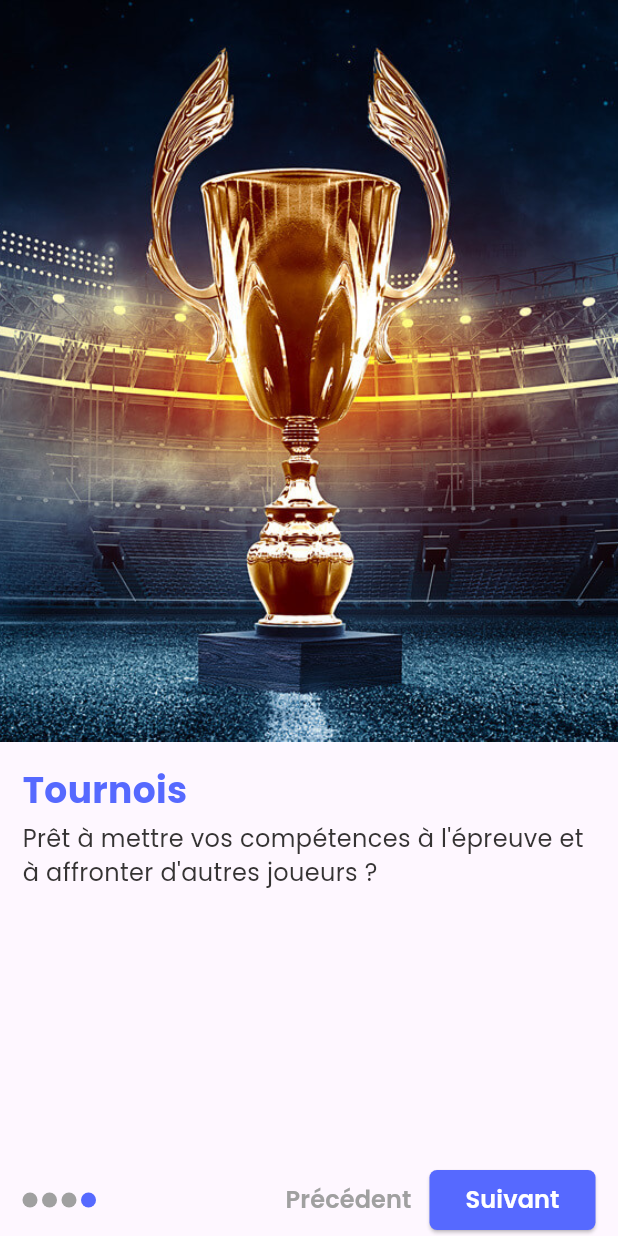
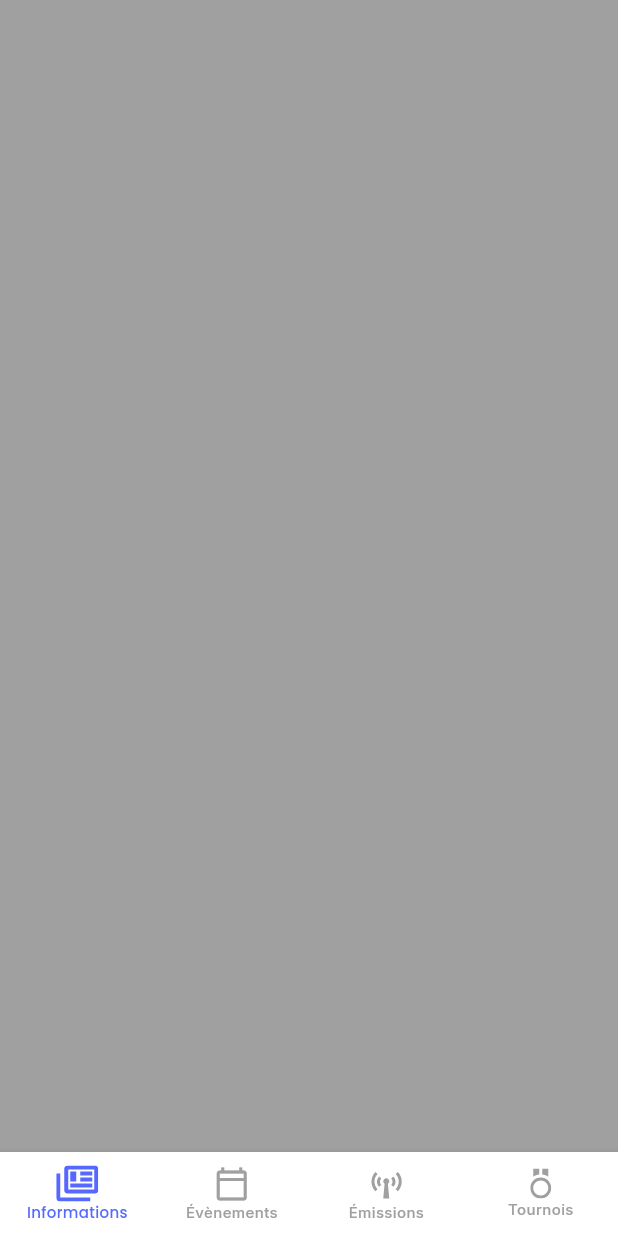
Before and after one commit to Dr-nzam/ESSTIC-CONNECT, a Flutter app: the Etape4 screen opened by its route, after a tap on "Suivant", on a phone screen of 412 x 824 dp. Run offline on Flutter 3.47's test engine with Material 3 defaults, Android fonts, the phone set to English and light mode, and no system bars; our stand-ins replace flutter_svg, get, google_fonts.

Commit message:
mise en place du core principale de l'application

```diff
--- a/esstic_connect/lib/route/app_page.dart
+++ b/esstic_connect/lib/route/app_page.dart
@@ -1,5 +1,6 @@
 import 'package:esstic_connect/binding/splash_binding.dart';
 import 'package:esstic_connect/route/app_route.dart';
+import 'package:esstic_connect/screen/core.dart';
 import 'package:esstic_connect/screen/splash/etape1.dart';
 import 'package:esstic_connect/screen/splash/etape2.dart';
 import 'package:esstic_connect/screen/splash/etape3.dart';
@@ -15,5 +16,7 @@ class AppPage {
     GetPage(name: AppRoute.etape2, page: () => Etape2()),
     GetPage(name: AppRoute.etape3, page: () => Etape3()),
     GetPage(name: AppRoute.etape4, page: () => Etape4()),
+
+    GetPage(name: AppRoute.core, page: () => Core()),
   ];
 }
--- a/esstic_connect/lib/route/app_route.dart
+++ b/esstic_connect/lib/route/app_route.dart
@@ -6,4 +6,10 @@ class AppRoute{
   static const etape2 = '/etape2';
   static const etape3 = '/etape3';
   static const etape4 = '/etape4';
+
+  static const core = '/core';
+  static const information = '/information';
+  static const evenement = '/evenement';
+  static const emission = '/emission';
+  static const tournoi = '/tournoi';
 }
--- /dev/null
+++ b/esstic_connect/lib/screen/core.dart
@@ -0,0 +1,94 @@
+import 'package:esstic_connect/core/appbar_widget.dart';
+import 'package:esstic_connect/core/constante/constant_asset.dart';
+import 'package:flutter/material.dart';
+import 'package:flutter_svg/flutter_svg.dart';
+import 'package:google_fonts/google_fonts.dart';
+
+class Core extends StatefulWidget {
+  const Core({super.key});
+
+  @override
+  State<Core> createState() => _CoreState();
+}
+
+class _CoreState extends State<Core> {
+  int _selectedIndex = 0;
+  bool test = false;
+  void _onItemTapped(int index) {
+    setState(() {
+      _selectedIndex = index;
+    });
+  }
+
+  Color selectCouleur = const Color(0xFF5669FF);
+  Color unselectCouleur = const Color(0xFFA0A0A0);
+  @override
+  Widget build(BuildContext context) {
+    return Scaffold(
+      backgroundColor: Color(0xFFA0A0A0),
+      bottomNavigationBar: BottomNavigationBar(
+        elevation: 5,
+        type: BottomNavigationBarType.fixed,
+        backgroundColor: Color(0xFFFFFFFF),
+        selectedItemColor: selectCouleur,
+        selectedIconTheme: const IconThemeData(
+          color: Color(0xFF5669FF),
+        ),
+        unselectedItemColor: unselectCouleur,
+        selectedFontSize: 14,
+        currentIndex: _selectedIndex,
+        unselectedFontSize: 14,
+        onTap: _onItemTapped,
+        selectedLabelStyle:
+            GoogleFonts.poppins(fontSize: 10, fontWeight: FontWeight.w500),
+        unselectedLabelStyle:
+            GoogleFonts.inter(fontSize: 10, fontWeight: FontWeight.w500),
+        items: [
+          BottomNavigationBarItem(
+            activeIcon: SvgPicture.asset(
+              // ignore: deprecated_member_use
+              color: selectCouleur,
+              '${Asset.path}information.svg',
+            ),
+            label: 'Informations',
+            icon: SvgPicture.asset(
+              // ignore: deprecated_member_use
+              color: unselectCouleur,
+              '${Asset.path}information.svg',
+            ),
+          ),
+          const BottomNavigationBarItem(
+            label: 'Évènements',
+            icon: Icon(Icons.calendar_today_outlined),
+          ),
+          BottomNavigationBarItem(
+            activeIcon: SvgPicture.asset(
+              // ignore: deprecated_member_use
+              color: selectCouleur,
+              '${Asset.path}emission.svg',
+            ),
+            label: 'Émissions',
+            icon: SvgPicture.asset(
+              // ignore: deprecated_member_use
+              color: unselectCouleur,
+              '${Asset.path}emission.svg',
+            ),
+          ),
+          BottomNavigationBarItem(
+            activeIcon: SvgPicture.asset(
+              // ignore: deprecated_member_use
+              color: selectCouleur,
+              '${Asset.path}tournoi.svg',
+            ),
+            label: 'Tournois',
+            icon: SvgPicture.asset(
+              // ignore: deprecated_member_use
+              color: unselectCouleur,
+              '${Asset.path}tournoi.svg',
+            ),
+          ),
+        ],
+      ),
+    );
+  }
+}
--- a/esstic_connect/lib/screen/splash/etape4.dart
+++ b/esstic_connect/lib/screen/splash/etape4.dart
@@ -100,7 +100,7 @@ class Etape4 extends StatelessWidget {
                       colorButton: Color(0xFF5669FF),
                       text: "Suivant",
                       colorText: Colors.white,
-                      onPressed: () => Get.toNamed(AppRoute.etape4),
+                      onPressed: () => Get.offAllNamed(AppRoute.core),
                     ),
                   ],
                 ),
```
Also changed, not shown: esstic_connect/lib/core/appbar_widget.dart (added, +26 -0 lines), esstic_connect/lib/screen/utilisateur/emission.dart (added, +16 -0 lines), esstic_connect/lib/screen/utilisateur/evenement.dart (added, +15 -0 lines), esstic_connect/lib/screen/utilisateur/informations.dart (added, +15 -0 lines), esstic_connect/lib/screen/utilisateur/tournoi.dart (added, +15 -0 lines), esstic_connect/asset/asset_default_app/emission.svg (added), esstic_connect/asset/asset_default_app/evenement.svg (added), esstic_connect/asset/asset_default_app/information.svg (added), esstic_connect/asset/asset_default_app/tournoi.svg (added).
